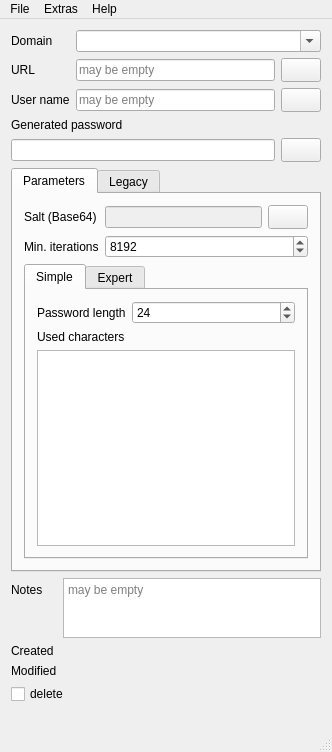
First picture: the form in Qt-SESAM/mainwindow.ui, repository 607011/Qt-SESAM, before the edit.
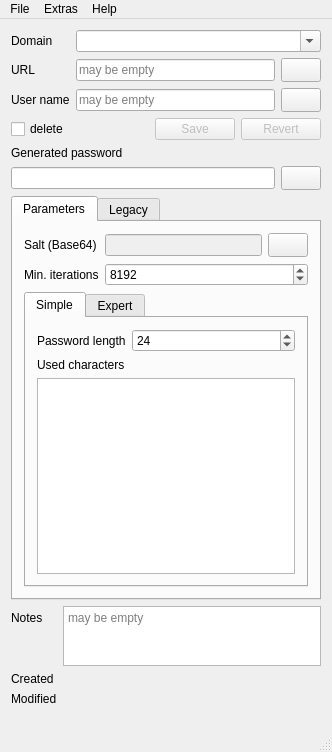
Second picture: the form after the edit. The open tabs and pages were chosen to show the change. Icons and pictures are not drawn.

Commit message: Reworked issue #80. Slightly relayouted UI.

What changed in the file:
```diff
--- a/Qt-SESAM/mainwindow.ui
+++ b/Qt-SESAM/mainwindow.ui
@@ -127,6 +127,53 @@
       </item>
      </layout>
     </item>
+    <item>
+     <layout class="QHBoxLayout" name="horizontalLayout_4">
+      <item>
+       <widget class="QCheckBox" name="deleteCheckBox">
+        <property name="text">
+         <string>delete</string>
+        </property>
+       </widget>
+      </item>
+      <item>
+       <spacer name="horizontalSpacer">
+        <property name="orientation">
+         <enum>Qt::Horizontal</enum>
+        </property>
+        <property name="sizeHint" stdset="0">
+         <size>
+          <width>40</width>
+          <height>20</height>
+         </size>
+        </property>
+       </spacer>
+      </item>
+      <item>
+       <widget class="QPushButton" name="savePushButton">
+        <property name="enabled">
+         <bool>false</bool>
+        </property>
+        <property name="text">
+         <string>Save</string>
+        </property>
+       </widget>
+      </item>
+      <item>
+       <widget class="QPushButton" name="revertPushButton">
+        <property name="enabled">
+         <bool>false</bool>
+        </property>
+        <property name="text">
+         <string>Revert</string>
+        </property>
+        <property name="shortcut">
+         <string>Esc</string>
+        </property>
+       </widget>
+      </item>
+     </layout>
+    </item>
     <item>
      <widget class="QLabel" name="label_11">
       <property name="text">
@@ -273,6 +320,9 @@
            <number>1</number>
           </property>
           <widget class="QWidget" name="tabV2">
+           <property name="enabled">
+            <bool>true</bool>
+           </property>
            <attribute name="title">
             <string>Simple</string>
            </attribute>
@@ -615,17 +665,6 @@
       </item>
      </layout>
     </item>
-    <item>
-     <layout class="QHBoxLayout" name="horizontalLayout_4">
-      <item>
-       <widget class="QCheckBox" name="deleteCheckBox">
-        <property name="text">
-         <string>delete</string>
-        </property>
-       </widget>
-      </item>
-     </layout>
-    </item>
     <item>
      <spacer name="verticalSpacer">
       <property name="orientation">
```
Left out of the diff: 4 changed lines with no effect on the pictures. The commit also changes 2 other files.
